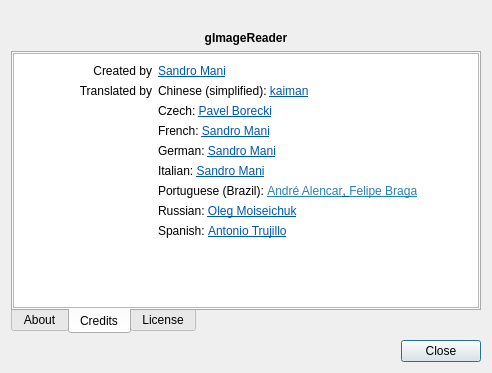
manisandro/gImageReader, file qt/data/AboutDialog.ui: the form before one commit.
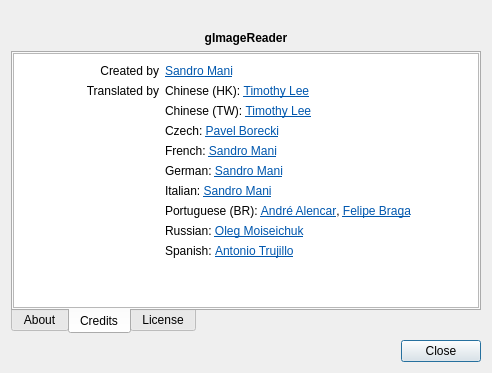
The form after the commit. The open tabs and pages were chosen to show the change. Icons and pictures are not drawn.

The edit to the form file:
```diff
--- a/qt/data/AboutDialog.ui
+++ b/qt/data/AboutDialog.ui
@@ -143,7 +143,11 @@
 &lt;td&gt;
 &lt;p align=&quot;right&quot; style=&quot; margin-top:12px; margin-bottom:12px; margin-left:0px; margin-right:0px; -qt-block-indent:0; text-indent:0px;&quot;&gt;Translated by&lt;/p&gt;&lt;/td&gt;
 &lt;td&gt;
-&lt;p style=&quot; margin-top:12px; margin-bottom:12px; margin-left:0px; margin-right:0px; -qt-block-indent:0; text-indent:0px;&quot;&gt;Chinese (simplified): &lt;a href=&quot;mailto:kaigfm@gmail.com&quot;&gt;&lt;span style=&quot; text-decoration: underline; color:#0057ae;&quot;&gt;kaiman&lt;/span&gt;&lt;/a&gt;&lt;/p&gt;&lt;/td&gt;&lt;/tr&gt;
+&lt;p style=&quot; margin-top:12px; margin-bottom:12px; margin-left:0px; margin-right:0px; -qt-block-indent:0; text-indent:0px;&quot;&gt;Chinese (HK): &lt;a href=&quot;mailto:timothy.ty.lee@gmail.com&quot;&gt;&lt;span style=&quot; text-decoration: underline; color:#0057ae;&quot;&gt;Timothy Lee&lt;/span&gt;&lt;/a&gt;&lt;/p&gt;&lt;/td&gt;&lt;/tr&gt;
+&lt;tr&gt;
+&lt;td&gt;&lt;/td&gt;
+&lt;td&gt;
+&lt;p style=&quot; margin-top:12px; margin-bottom:12px; margin-left:0px; margin-right:0px; -qt-block-indent:0; text-indent:0px;&quot;&gt;Chinese (TW): &lt;a href=&quot;mailto:timothy.ty.lee@gmail.com&quot;&gt;&lt;span style=&quot; text-decoration: underline; color:#0057ae;&quot;&gt;Timothy Lee&lt;/span&gt;&lt;/a&gt;&lt;/p&gt;&lt;/td&gt;&lt;/tr&gt;
 &lt;tr&gt;
 &lt;td&gt;&lt;/td&gt;
 &lt;td&gt;
@@ -163,7 +167,7 @@
 &lt;tr&gt;
 &lt;td&gt;&lt;/td&gt;
 &lt;td&gt;
-&lt;p style=&quot; margin-top:12px; margin-bottom:12px; margin-left:0px; margin-right:0px; -qt-block-indent:0; text-indent:0px;&quot;&gt;Portuguese (Brazil): &lt;a href=&quot;mailto:andre.tre@gmail.com&quot;&gt;&lt;span style=&quot; text-decoration: underline; color:#2980b9;&quot;&gt;André Alencar&lt;/span&gt;&lt;/a&gt;&lt;span style=&quot; text-decoration: underline; color:#0057ae;&quot;&gt;, &lt;/span&gt;&lt;a href=&quot;mailto:fbobraga@gmail.com&quot;&gt;&lt;span style=&quot; text-decoration: underline; color:#2980b9;&quot;&gt;Felipe Braga&lt;/span&gt;&lt;/a&gt;&lt;/p&gt;&lt;/td&gt;&lt;/tr&gt;
+&lt;p style=&quot; margin-top:12px; margin-bottom:12px; margin-left:0px; margin-right:0px; -qt-block-indent:0; text-indent:0px;&quot;&gt;Portuguese (BR): &lt;a href=&quot;mailto:andre.tre@gmail.com&quot;&gt;&lt;span style=&quot; text-decoration: underline; color:#0057ae;&quot;&gt;André Alencar&lt;/span&gt;&lt;/a&gt;, &lt;a href=&quot;mailto:fbobraga@gmail.com&quot;&gt;&lt;span style=&quot; text-decoration: underline; color:#0057ae;&quot;&gt;Felipe Braga&lt;/span&gt;&lt;/a&gt;&lt;/p&gt;&lt;/td&gt;&lt;/tr&gt;
 &lt;tr&gt;
 &lt;td&gt;&lt;/td&gt;
 &lt;td&gt;
```
